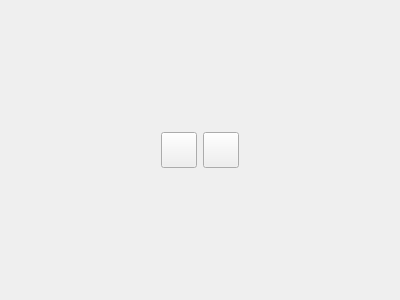
Old version of the form ui/admin/toast.ui in the repository dinhphuquy2k1/python-qt5.
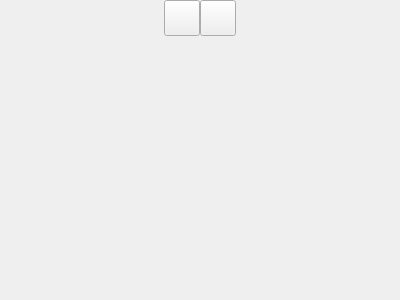
New version of the form. Icons and pictures are not drawn.

Patch:
```diff
--- a/ui/admin/toast.ui
+++ b/ui/admin/toast.ui
@@ -44,9 +44,24 @@
        </property>
       </spacer>
      </item>
-     <item>
+     <item alignment="Qt::AlignTop">
       <widget class="QWidget" name="widget_2" native="true">
        <layout class="QHBoxLayout" name="horizontalLayout_4">
+        <property name="spacing">
+         <number>0</number>
+        </property>
+        <property name="leftMargin">
+         <number>0</number>
+        </property>
+        <property name="topMargin">
+         <number>0</number>
+        </property>
+        <property name="rightMargin">
+         <number>0</number>
+        </property>
+        <property name="bottomMargin">
+         <number>0</number>
+        </property>
         <item>
          <widget class="QPushButton" name="pushButton">
           <property name="minimumSize">
```
Left out of the diff: 12 changed lines with no effect on the pictures.
